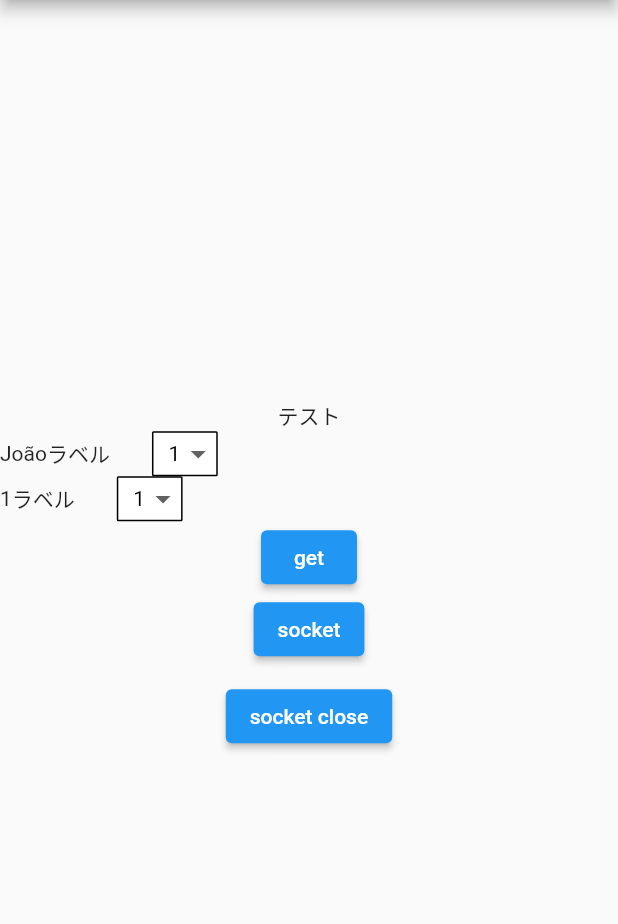
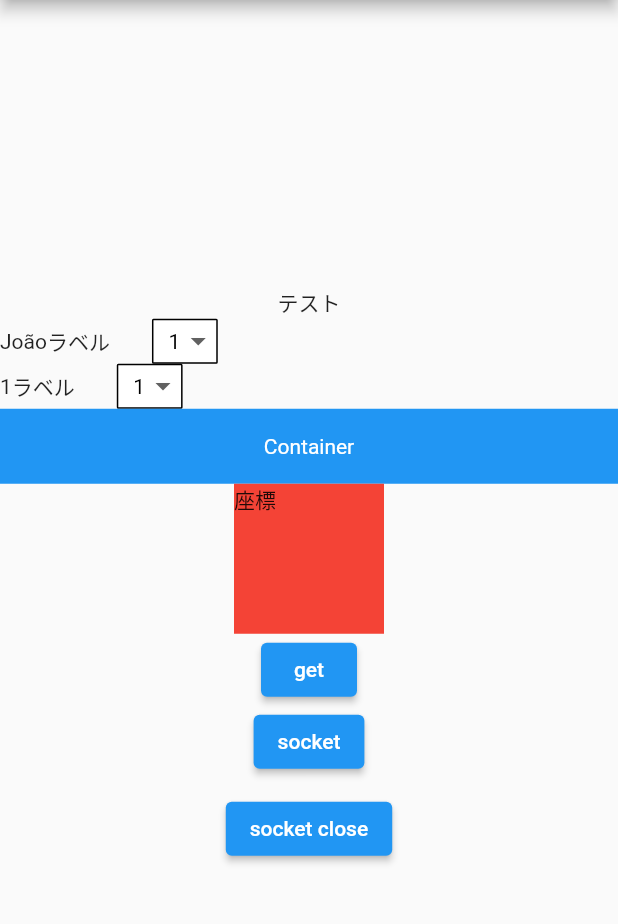
Before and after one commit to ywaka001/getx_text, a Flutter app: the screen it shows after launch, after a tap on "get", on a phone screen of 412 x 824 dp, the part 84-1008 px from its top. Run offline on Flutter 3.47's test engine with Material 2 defaults, Android fonts, the phone set to English and light mode, and no system bars; our stand-ins replace get, sqflite, sqflite_common_ffi; accounts and stored records are empty.

Commit message:
座標位置取得PositionedContainer追加

```diff
--- a/lib/main.dart
+++ b/lib/main.dart
@@ -1,9 +1,13 @@
+import 'dart:convert';
+import 'dart:io';
+
 import 'package:flutter/material.dart';
+import 'package:flutter/services.dart';
 import 'package:get/get.dart';
 import 'package:getx_test/component/w_dropdown.dart';
 import 'package:getx_test/cotroller/c_getxcontroler.dart';
 import 'package:getx_test/component/w_drpdwnwidget2.dart';
-import 'package:getx_test/model/m_dropdown.dart';
+import 'package:get/get_connect.dart';
 
 void main() {
   runApp(const MyApp());
@@ -24,6 +28,8 @@ class MyApp extends StatelessWidget {
     );
   }
 }
+
+GlobalKey globalKey = GlobalKey(); //←これが重要
 
 class MyHomePage extends StatelessWidget {
   MyHomePage({super.key, required this.title});
@@ -49,8 +55,34 @@ class MyHomePage extends StatelessWidget {
               txtsetting: c.user,
             ),
             DropDownWidget2(setting: c.drpdwnsetting2),
+            PositionedContainer(
+              height: 50,
+              onPositionChanged: (position) {
+                print('$position');
+              },
+            ),
+            GestureDetector(
+              onTap: () {
+                print('test');
+              },
+              onTapDown: (TapDownDetails details) {
+                print(details.globalPosition);
+              },
+              child: Container(
+                child: Text('座標'),
+                width: 100,
+                height: 100,
+                color: Colors.red,
+              ),
+            ),
             ElevatedButton(
+                key: globalKey, //←知りたいWidgetにGlobalKeyをセット
                 onPressed: () {
+                  //↓変数はRenderBoxで宣言（.findRenderObject()で帰ってくるのは"RenderObject"のため
+                  RenderBox box =
+                      globalKey.currentContext!.findRenderObject() as RenderBox;
+                  print("ウィジェットのサイズ :${box.size}");
+                  print("ウィジェットの位置 :${box.localToGlobal(Offset.zero)}");
                   dynamic rst = UserProvider()
                       .getUser()
                       .then((value) => print('data==>>$value'));
@@ -116,7 +148,15 @@ class UserProvider extends GetConnect {
   // Get リクエスト
 
   Future<dynamic> getUser() async {
-    final dynamic response = await get('http://127.0.0.1:5000/');
+    final data = await rootBundle.load('assets/certificate.crt');
+    final certificate = data.buffer.asUint8List();
+    final url = 'https://127.0.0.1:5000/';
+
+    // final dynamic response = await get('https://127.0.0.1:5000/');
+    final encodedCertificate = base64Encode(certificate);
+    final dynamic response =
+        await get(url, headers: {'certificate': encodedCertificate});
+
     if (response.status.hasError) {
       print('err');
       return Future.error(response.statusText);
@@ -124,6 +164,16 @@ class UserProvider extends GetConnect {
       print('OK');
       return response.body;
     }
+  }
+
+  @override
+  void onInit() {
+    HttpClient client = new HttpClient();
+    client.badCertificateCallback =
+        (X509Certificate cert, String host, int port) {
+      // 自己証明書を受け入れる
+      return true;
+    };
   }
 
   // Future<Response> getUser() => get('http://127.0.0.1/fruits');
@@ -142,3 +192,32 @@ class UserProvider extends GetConnect {
     return socket('http://localhost:5000/socket');
   }
 }
+
+class PositionedContainer extends StatelessWidget {
+  const PositionedContainer(
+      {required this.height, required this.onPositionChanged});
+
+  final double height;
+  final ValueChanged<Offset> onPositionChanged;
+
+  @override
+  Widget build(BuildContext context) {
+    return Container(
+      height: height,
+      color: Colors.blue,
+      child: GestureDetector(
+        onTap: () {
+          RenderBox renderBox = context.findRenderObject() as RenderBox;
+          Offset containerPosition = renderBox.localToGlobal(Offset.zero);
+          onPositionChanged(containerPosition);
+        },
+        child: Center(
+          child: Text(
+            'Container',
+            style: TextStyle(color: Colors.white),
+          ),
+        ),
+      ),
+    );
+  }
+}
```
